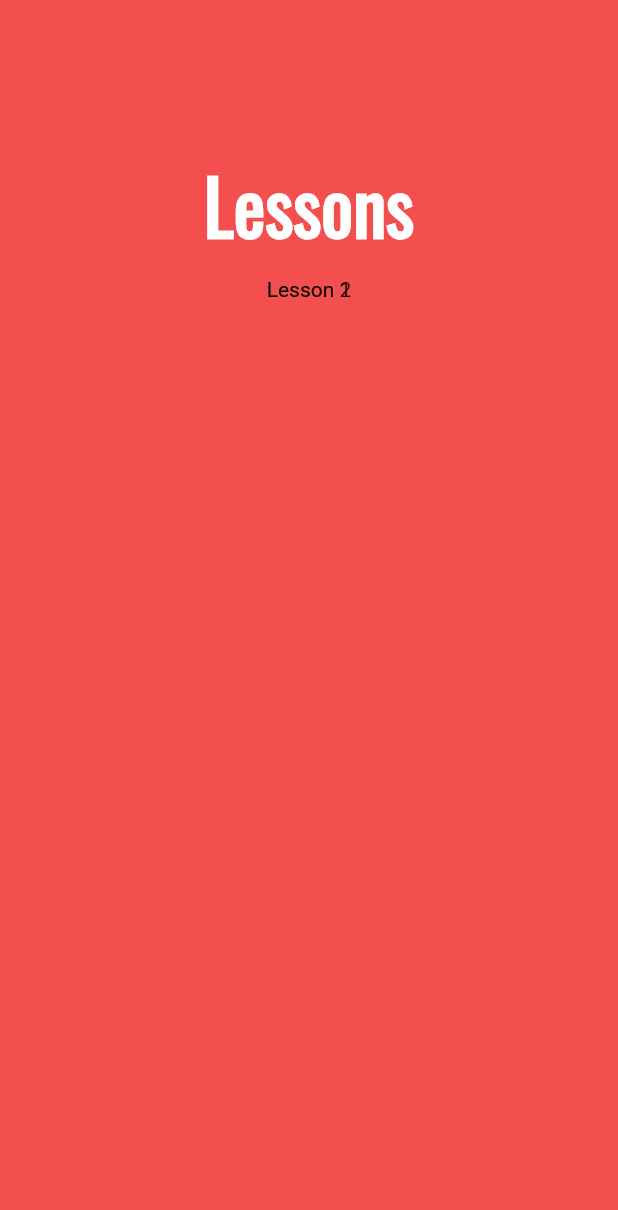
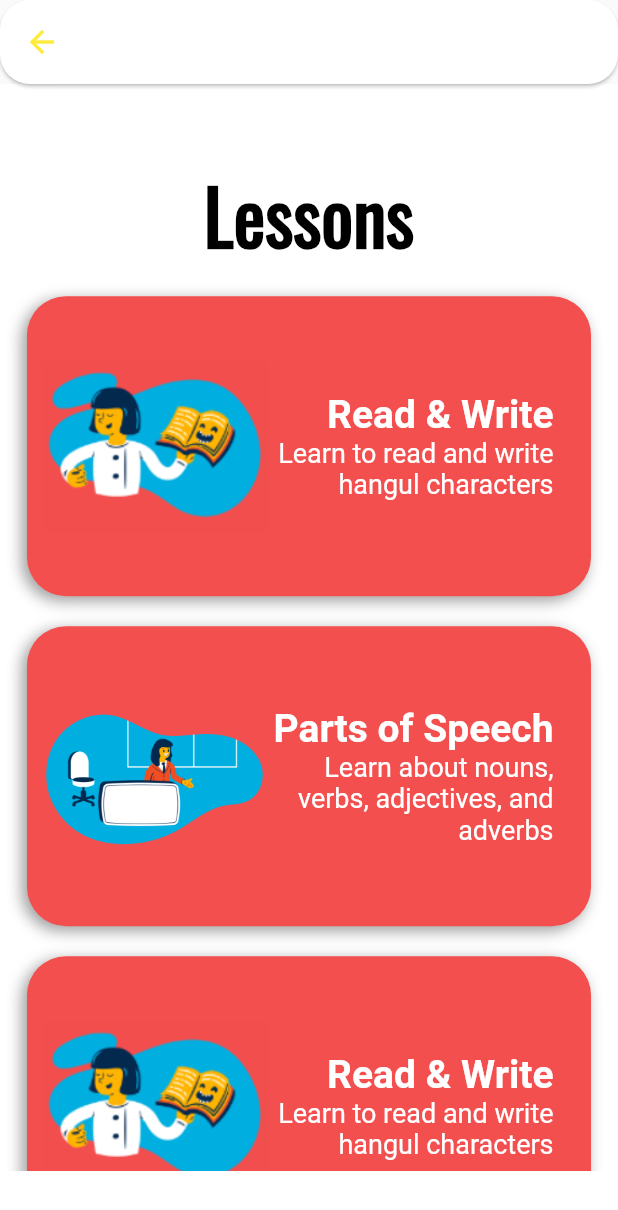
Before and after one commit to CMSC-129B-Projects/Hachingu, a Flutter app: the LearnScreen screen opened directly, on a phone screen of 412 x 824 dp. Shown: the top 1210 px of the screen. Run offline on Flutter 3.47's test engine with Material 2 defaults, Android fonts, the phone set to English and light mode, and no system bars; our stand-ins replace fluttertoast.

Commit message:
feat(LearnScreen): mvp lesson list page
- Lesson cards for each lessons (with illustrations, title, and brief
  description

```diff
--- a/lib/Screens/LearnScreen.dart
+++ b/lib/Screens/LearnScreen.dart
@@ -7,59 +7,106 @@ class LearnScreen extends StatelessWidget {
     sWidth = MediaQuery.of(context).size.width;
     sHeight = MediaQuery.of(context).size.height;
     return new Scaffold(
-      body: Container(
-        color: Color(0xffF34F4E),
-        child: Column(
-          children: [
-            Positioned(
-              top: 0,
-              child: Column(
-                children: [
+        appBar: AppBar(
+          backgroundColor: Colors.white,
+          elevation: 1,
+          leading: IconButton(
+              onPressed: () {
+                Navigator.of(context).pop();
+              },
+              icon: Icon(Icons.arrow_back, color: Colors.yellow)),
+          shape:
+              RoundedRectangleBorder(borderRadius: BorderRadius.circular(20)),
+        ),
+        body: Container(
+            // color: Color(0xffF34F4E),
+            color: Colors.white,
+            child: Column(children: [
+              Positioned(
+                top: 0,
+                child: Column(children: [
                   Container(
                     width: sWidth,
-                    height: sHeight * 0.12,
+                    height: sHeight * 0.06,
                   ),
                   Text(
                     "Lessons",
                     textAlign: TextAlign.center,
                     style: TextStyle(
-                        fontFamily: 'Oswald', color: Colors.white, fontSize: 50, fontWeight: FontWeight.bold),
+                        fontFamily: 'Oswald',
+                        color: Colors.black,
+                        fontSize: 50,
+                        fontWeight: FontWeight.bold),
                   ),
-              ]
+                ]),
               ),
+              Container(
+                  height: sHeight * 0.73,
+                  child: ListView(
+                    padding: const EdgeInsets.all(8),
+                    children: <Widget>[
+                      LessonCard("assets/images/learn.PNG", "Read & Write",
+                          "Learn to read and write hangul characters"),
+                      LessonCard("assets/images/teach.png", "Parts of Speech",
+                          "Learn about nouns, verbs, adjectives, and adverbs"),
+                      LessonCard("assets/images/learn.PNG", "Read & Write",
+                          "Learn to read and write hangul characters"),
+                      LessonCard("assets/images/learn.PNG", "Read & Write",
+                          "Learn to read and write hangul characters")
+                    ],
+                  )),
+            ])));
+  }
+}
 
-        ),
+class LessonCard extends StatelessWidget {
+  final String imageName;
+  final String title;
+  final String description;
 
-          Stack(
-            children: [
-              InkWell(
-                  onTap: () {
-                    print("Tapped");
-                  },
-                  child: Container(
-                    padding: EdgeInsets.all(12.0),
-                    child: Text(
-                      "Lesson 1"
-                    )
-                  )
-              ),
-              InkWell(
-                onTap: (){
-                  print("Tapped");
-                },
-                child: Container(
-                    padding: EdgeInsets.all(12.0),
-                    child: Text(
-                        "Lesson 2"
-                    )
-                )
-              )
-
-          ]
-        )
-        ]
-        )
-    )
+  const LessonCard(this.imageName, this.title, this.description);
+  @override
+  Widget build(BuildContext context) {
+    return Container(
+      height: 200,
+      margin: const EdgeInsets.all(10),
+      padding: const EdgeInsets.only(left: 10, right: 25),
+      child: Row(
+        children: <Widget>[
+          Image.asset(
+            imageName,
+            width: 150,
+          ),
+          Expanded(
+              child: Column(
+                  mainAxisAlignment: MainAxisAlignment.center,
+                  crossAxisAlignment: CrossAxisAlignment.end,
+                  children: <Widget>[
+                Text(title,
+                    textAlign: TextAlign.right,
+                    style: TextStyle(
+                      color: Colors.white,
+                      fontSize: 26,
+                      fontWeight: FontWeight.bold,
+                    )),
+                Text(description,
+                    textAlign: TextAlign.right,
+                    softWrap: true,
+                    style: TextStyle(
+                      color: Colors.white,
+                      fontSize: 18,
+                    )),
+              ])),
+        ],
+      ),
+      decoration: BoxDecoration(
+        color: Color(0xffF34F4E),
+        boxShadow: [
+          BoxShadow(
+              blurRadius: 8.0, offset: Offset(-3.0, 3.0), color: Colors.grey),
+        ],
+        borderRadius: BorderRadius.all(Radius.circular(26)),
+      ),
     );
   }
 }
```
Also changed, not shown: assets/images/teach.png (added).
